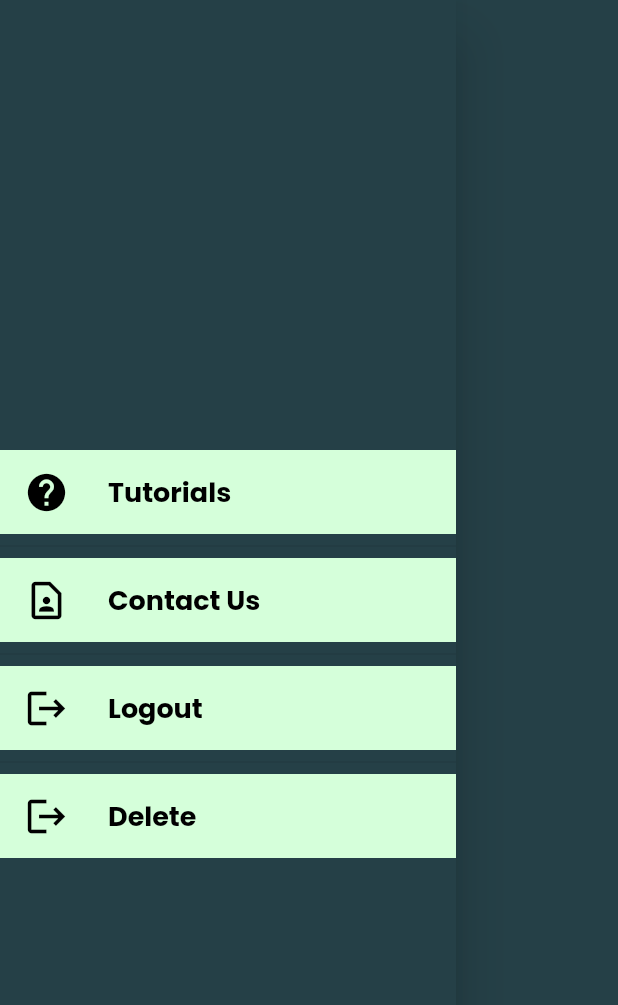
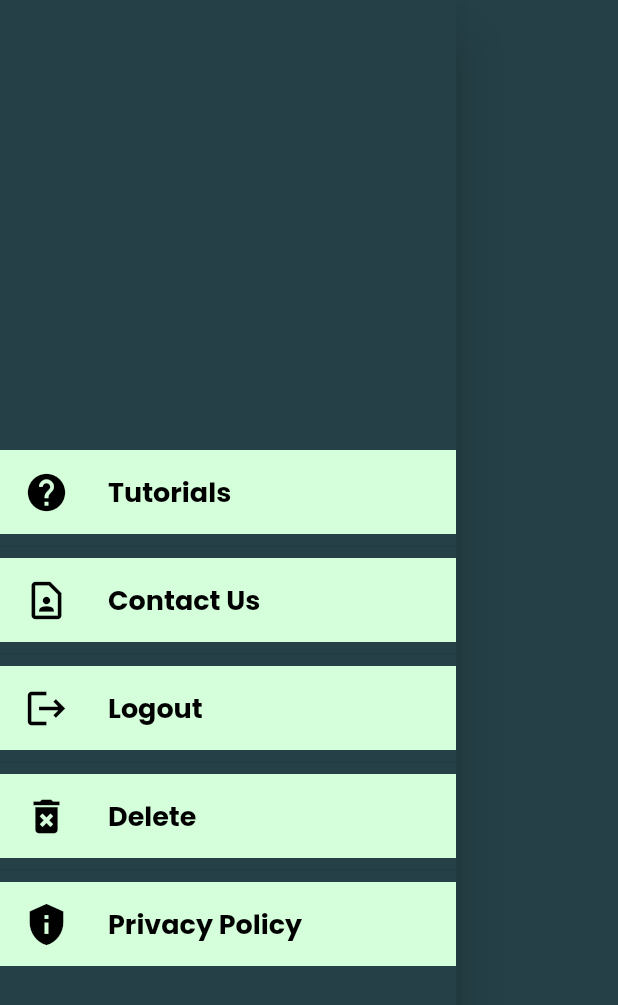
Before and after one commit to WilfredAlmeida/ChaturMailFlutter, a Flutter app: the DashboardDrawer widget shown alone on an empty page, opened directly, on a phone screen of 412 x 824 dp. Shown: the top 1005 px of the screen. Run offline on Flutter 3.47's test engine with Material 2 defaults, Android fonts, the phone set to English and light mode, and no system bars; our stand-ins replace cached_network_image, firebase_auth, firebase_core, firebase_messaging, flutter_html, flutter_local_notifications and 7 more; accounts and stored records are empty; network calls fail.

Commit message:
Privacy Policy Added

```diff
--- a/lib/views/widgets/dashboard_drawer.dart
+++ b/lib/views/widgets/dashboard_drawer.dart
@@ -8,6 +8,7 @@ import 'package:chaturmail/views/screens/tutorial_screen.dart';
 import 'package:flutter/material.dart';
 import 'package:flutter/services.dart';
 import 'package:get/get.dart';
+import 'package:url_launcher/url_launcher.dart';
 
 import '../../controllers/user_controller.dart';
 
@@ -137,7 +138,7 @@ class DashboardDrawer extends StatelessWidget {
             },
             tileColor: greenMainColor,
             leading: const Icon(
-              Icons.logout,
+              Icons.delete_forever,
               color: Colors.black,
               size: 30,
             ),
@@ -150,6 +151,30 @@ class DashboardDrawer extends StatelessWidget {
               textAlign: TextAlign.start,
             ),
           ),
+
+          const Divider(),
+
+          //Privacy Policy
+          ListTile(
+            onTap: () {
+              launchUrl(Uri.parse(
+                  "https://wilfredalmeida.github.io/ChaturMail-Privacy-Policy/"));
+            },
+            tileColor: greenMainColor,
+            leading: const Icon(
+              Icons.privacy_tip,
+              color: Colors.black,
+              size: 30,
+            ),
+            title: const Text(
+              "Privacy Policy",
+              style: TextStyle(
+                  fontSize: 18,
+                  fontWeight: FontWeight.w700,
+                  color: Colors.black),
+              textAlign: TextAlign.start,
+            ),
+          ),
         ],
       ),
     );
```
Also changed, not shown: lib/views/screens/login_screen.dart (+22 -0 lines).
